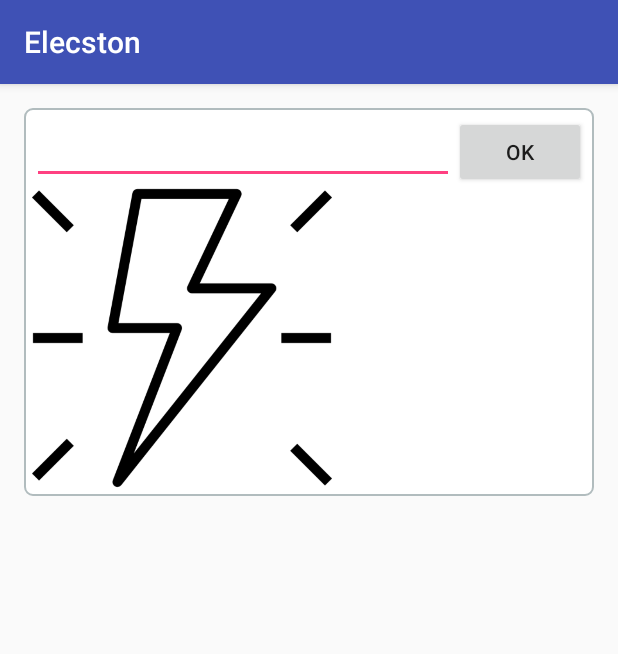
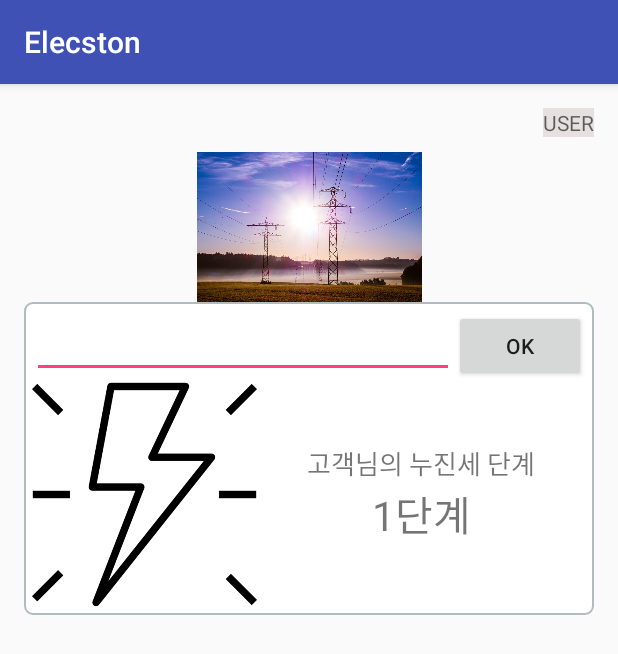
Before and after one commit to Hwangminju/Elecston, an Android app: the MainActivity screen opened directly, with no data from a screen before it, on a phone screen of 412 x 824 dp. Shown: the top 654 px of the screen. Run offline under Robolectric (Android 15) with nearby library versions, the phone set to English and light mode, and no system bars; Roboto replaces fonts that are not available here; 1 statement that could not run was skipped.

Commit message:
Commit 0809

```diff
--- a/app/src/main/AndroidManifest.xml
+++ b/app/src/main/AndroidManifest.xml
@@ -16,13 +16,15 @@
         android:theme="@style/AppTheme">
         <activity android:name=".views.SubActivity" />
         <activity android:name=".views.MainActivity" />
-        <activity android:name=".views.LoginActivity"></activity>
+        <activity android:name=".views.LoginActivity" />
         <activity android:name=".views.StartActivity">
             <intent-filter>
                 <action android:name="android.intent.action.MAIN" />
+
                 <category android:name="android.intent.category.LAUNCHER" />
             </intent-filter>
         </activity>
+        <activity android:name=".views.DataActivity"></activity>
     </application>
 
 </manifest>
--- a/app/src/main/java/com/example/mjhwa/elecston/views/LoginActivity.java
+++ b/app/src/main/java/com/example/mjhwa/elecston/views/LoginActivity.java
@@ -3,6 +3,7 @@ package com.example.mjhwa.elecston.views;
 import android.animation.Animator;
 import android.animation.AnimatorListenerAdapter;
 import android.annotation.TargetApi;
+import android.content.Intent;
 import android.content.pm.PackageManager;
 import android.support.annotation.NonNull;
 import android.support.design.widget.Snackbar;
@@ -189,6 +190,11 @@ public class LoginActivity extends AppCompatActivity implements LoaderCallbacks<
             showProgress(true);
             mAuthTask = new UserLoginTask(email, password);
             mAuthTask.execute((Void) null);
+            String user = email;
+
+            Intent intent = new Intent(getApplicationContext(), MainActivity.class);
+            intent.putExtra("user", user);
+            startActivity(intent);
         }
     }
 
--- a/app/src/main/java/com/example/mjhwa/elecston/views/MainActivity.java
+++ b/app/src/main/java/com/example/mjhwa/elecston/views/MainActivity.java
@@ -1,12 +1,15 @@
 package com.example.mjhwa.elecston.views;
 
+import android.graphics.Typeface;
 import android.graphics.drawable.ClipDrawable;
 import android.os.Handler;
+import android.provider.ContactsContract;
 import android.support.v7.app.AppCompatActivity;
 import android.os.Bundle;
 import android.view.View;
 import android.widget.EditText;
 import android.widget.ImageView;
+import android.widget.TextView;
 
 import com.example.mjhwa.elecston.R;
 
@@ -33,6 +36,8 @@ public class MainActivity extends AppCompatActivity {
         }
     };
 
+    TextView tvUser;
+
     private Handler mDownHandler = new Handler();
     private Runnable animateDownImage = new Runnable() {
 
@@ -42,12 +47,23 @@ public class MainActivity extends AppCompatActivity {
         }
     };
 
+    ImageView imageView;
+
     @Override
     protected void onCreate(Bundle savedInstanceState) {
         super.onCreate(savedInstanceState);
         setContentView(R.layout.activity_main);
 
+        imageView = (ImageView) findViewById(R.id.elec_image);
+        imageView.setImageResource(R.drawable.powerpoles);
+
         etPercent = (EditText) findViewById(R.id.etPercent);
+        tvUser = (TextView) findViewById(R.id.tvUser);
+        Typeface typeface = Typeface.createFromAsset(getAssets(), "NanumGothicCoding-Regular.ttf");
+        tvUser.setTypeface(typeface);
+
+        String user = getIntent().getStringExtra("user");
+        tvUser.setText(user);
 
         ImageView img = (ImageView) findViewById(R.id.imageView1);
         mImageDrawable = (ClipDrawable) img.getDrawable();
--- a/app/src/main/res/drawable/shape_line.xml
+++ b/app/src/main/res/drawable/shape_line.xml
@@ -1,6 +1,6 @@
 <?xml version="1.0" encoding="utf-8"?>
-<?xml version="1.0" encoding="utf-8"?>
-<shape xmlns:android="http://schemas.android.com/apk/res/android"
+<shape
+    xmlns:android="http://schemas.android.com/apk/res/android"
     android:shape="rectangle" >
 
     <!-- View background color -->
--- a/app/src/main/res/layout/activity_main.xml
+++ b/app/src/main/res/layout/activity_main.xml
@@ -11,12 +11,30 @@
     android:orientation="vertical"
     tools:context=".views.MainActivity">
 
+    <TextView
+        android:layout_width="wrap_content"
+        android:layout_height="wrap_content"
+        android:layout_gravity="right"
+        android:hint="USER"
+        android:id="@+id/tvUser"
+        android:background="#e7e0e0"
+        android:layout_marginBottom="10dp"/>
+
+    <ImageView
+        android:layout_width="match_parent"
+        android:layout_height="100dp"
+        android:id="@+id/elec_image"/>
+    <ScrollView
+        android:layout_width="match_parent"
+        android:layout_height="match_parent">
+
         <LinearLayout
             android:layout_width="match_parent"
             android:layout_height="wrap_content"
             android:orientation="vertical"
             android:background="@drawable/shape_line"
             android:padding="5dp">
+
             <LinearLayout
                 android:layout_width="match_parent"
                 android:layout_height="wrap_content"
@@ -38,22 +56,54 @@
 
             </LinearLayout>
 
+            <LinearLayout
+                android:layout_width="match_parent"
+                android:layout_height="wrap_content">
+
                 <FrameLayout
                     android:layout_width="wrap_content"
                     android:layout_height="wrap_content">
 
                     <ImageView
                         android:id="@+id/imageView2"
-                android:layout_width="200dp"
-                android:layout_height="200dp"
+                        android:layout_width="150dp"
+                        android:layout_height="150dp"
                         android:src="@drawable/lightning_empty" />
 
                     <ImageView
                         android:id="@+id/imageView1"
-                android:layout_width="200dp"
-                android:layout_height="200dp"
+                        android:layout_width="150dp"
+                        android:layout_height="150dp"
                         android:src="@drawable/clip_source" />
 
                 </FrameLayout>
+
+                <LinearLayout
+                    android:layout_width="match_parent"
+                    android:layout_height="match_parent"
+                    android:orientation="vertical"
+                    android:gravity="center">
+
+                    <TextView
+                        android:id="@+id/tvPersent1"
+                        android:layout_width="wrap_content"
+                        android:layout_height="wrap_content"
+                        android:text="고객님의 누진세 단계"
+                        android:textSize="17dp"/>
+
+                    <TextView
+                        android:layout_width="wrap_content"
+                        android:layout_height="wrap_content"
+                        android:id="@+id/tvPersent2"
+                        android:text="1단계"
+                        android:textSize="27dp"
+                        android:fontFamily="sans-serif"/>
                 </LinearLayout>
             </LinearLayout>
+
+
+        </LinearLayout>
+
+    </ScrollView>
+
+</LinearLayout>
```
Also changed, not shown: app/src/main/java/com/example/mjhwa/elecston/models/DBHelper.java (added, +72 -0 lines), app/src/main/java/com/example/mjhwa/elecston/views/DataActivity.java (added, +15 -0 lines), app/src/main/res/layout/activity_data.xml (added, +111 -0 lines), app/src/main/res/drawable/powerpoles.jpg (added), 2 other files. Lines whose indentation alone changed are shown as unchanged.
